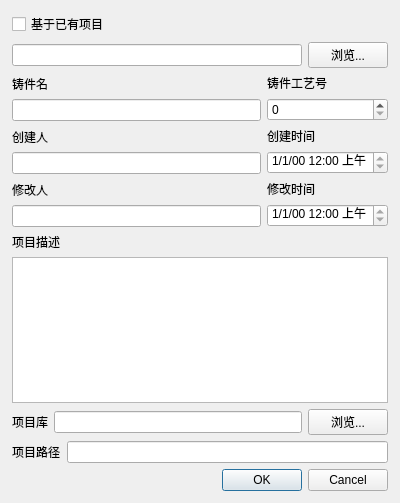
The window that dialog.ui (zyzzyva8421/rebecca) describes before a commit, drawn with Qt 5.
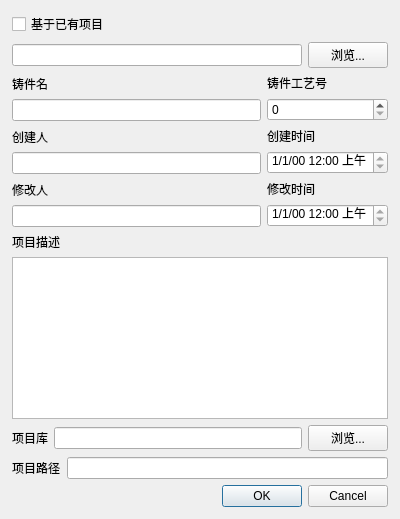
The same window after the commit.

The edit to the form file:
```diff
--- a/dialog.ui
+++ b/dialog.ui
@@ -7,7 +7,7 @@
     <x>0</x>
     <y>0</y>
     <width>400</width>
-    <height>503</height>
+    <height>519</height>
    </rect>
   </property>
   <property name="windowTitle">
```
Left out of the diff: 2 changed lines with no effect on the pictures.
